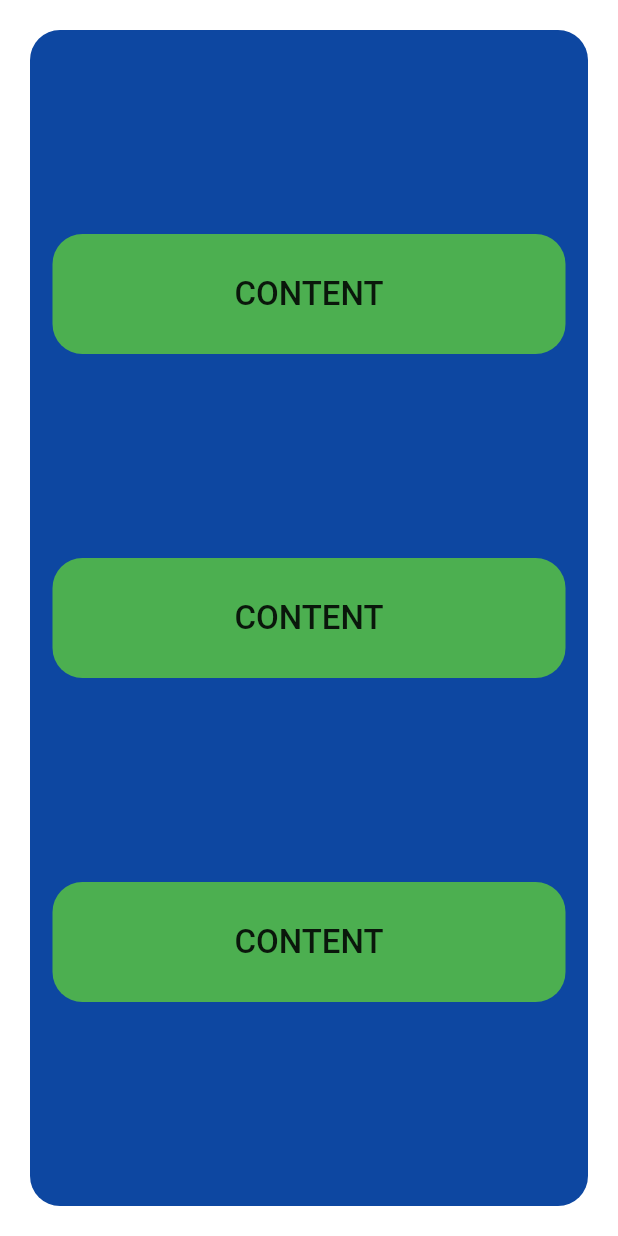
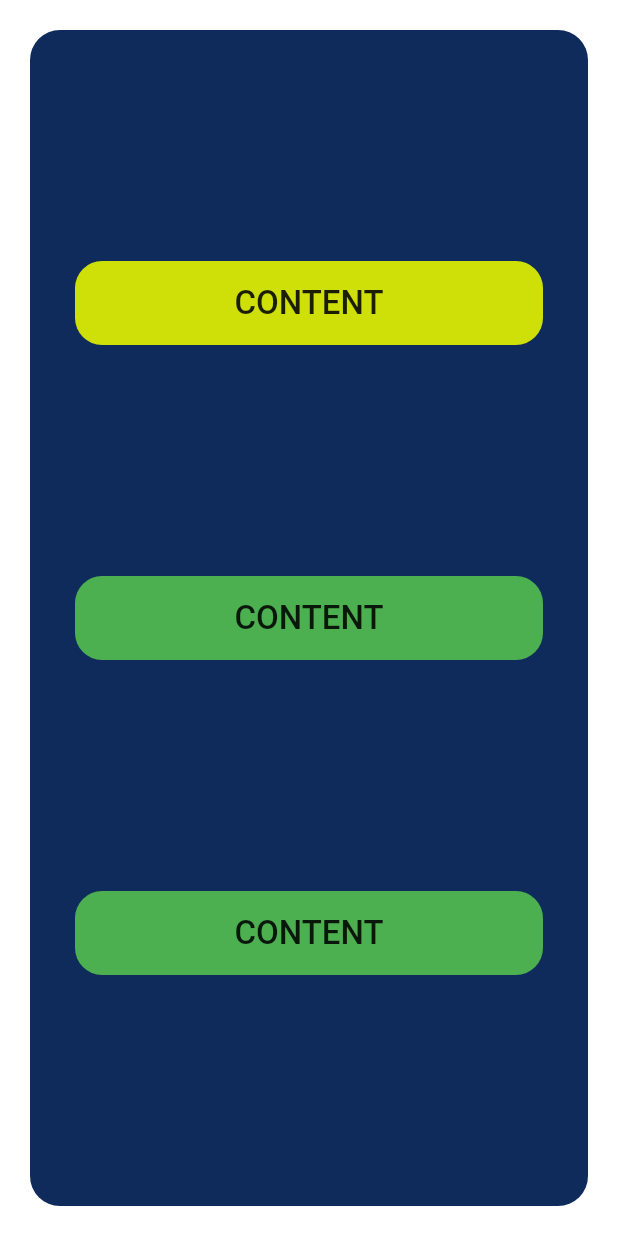
Before and after one commit to brunork26/TCC, a Flutter app: the screen it shows after launch, on a phone screen of 412 x 824 dp. Run offline on Flutter 3.47's test engine with Material 2 defaults, Android fonts, the phone set to English and light mode, and no system bars.

Commit message:
Menu inicial inicializado

```diff
--- /dev/null
+++ b/lib/componentes/botao_menu.dart
@@ -0,0 +1,41 @@
+import 'package:flutter/material.dart';
+import 'package:tcc/constantes.dart';
+
+class BotaoMenu extends StatelessWidget {
+  BotaoMenu({this.color, @required this.text, @required this.onPressed});
+
+  final String text;
+  final Color color;
+  final Function onPressed;
+
+  @override
+  Widget build(BuildContext context) {
+    return ButtonTheme(
+      child: FlatButton(
+        padding: EdgeInsets.all(15.0),
+        shape: RoundedRectangleBorder(
+          borderRadius: BorderRadius.circular(18.0),
+        ),
+        color: color,
+        child: Text(
+          text,
+          style: TextStyle(fontSize: 22.0),
+        ),
+        onPressed: onPressed,
+        highlightColor: kLaranja,
+      ),
+    );
+  }
+}
+
+/*
+Container(
+      height: 80.0,
+      margin: EdgeInsets.only(
+        left: 15.0,
+        right: 15.0,
+      ),
+      decoration: BoxDecoration(
+        borderRadius: BorderRadius.all(Radius.circular(20.0)),
+      ),
+ */
--- a/lib/components/layout_basico_menu.dart
+++ b/lib/componentes/layout_basico_menu.dart
@@ -1,5 +1,5 @@
 import 'package:flutter/material.dart';
-import 'package:tcc/components/botao_menu.dart';
+import 'package:tcc/componentes/botao_menu.dart';
 
 class LayoutBasicoMenu extends StatelessWidget {
   LayoutBasicoMenu({this.color, @required this.botoesMenu});
@@ -11,6 +11,7 @@ class LayoutBasicoMenu extends StatelessWidget {
   Widget build(BuildContext context) {
     return Container(
       margin: EdgeInsets.all(20.0),
+      padding: EdgeInsets.only(left: 30.0, right: 30.0),
       decoration: BoxDecoration(
         color: color,
         borderRadius: BorderRadius.all(Radius.circular(20.0)),
--- a/lib/components/botao_menu.dart
+++ /dev/null
@@ -1,31 +0,0 @@
-import 'package:flutter/material.dart';
-
-class BotaoMenu extends StatelessWidget {
-  BotaoMenu({this.color, @required this.text, @required this.onPressed});
-
-  final String text;
-  final Color color;
-  final Function onPressed;
-
-  @override
-  Widget build(BuildContext context) {
-    return Container(
-      height: 80.0,
-      margin: EdgeInsets.only(
-        left: 15.0,
-        right: 15.0,
-      ),
-      decoration: BoxDecoration(
-        color: color,
-        borderRadius: BorderRadius.all(Radius.circular(20.0)),
-      ),
-      child: FlatButton(
-        child: Text(
-          text,
-          style: TextStyle(fontSize: 22.0),
-        ),
-        onPressed: onPressed,
-      ),
-    );
-  }
-}
--- /dev/null
+++ b/lib/constantes.dart
@@ -0,0 +1,7 @@
+import 'package:flutter/material.dart';
+
+const kAzulEscuro = Color(0xFF0F2B5B);
+const kVerdeLimao = Color(0xFFCEE007);
+const kAzulClaro = Color(0xFF51B5E0);
+const kLaranja = Color(0xFFF77F00);
+const kVerdeMarcatexto = Color(0xFF00FF0A);
--- a/lib/telas/menu_principal.dart
+++ b/lib/telas/menu_principal.dart
@@ -1,6 +1,7 @@
 import 'package:flutter/material.dart';
-import 'package:tcc/components/botao_menu.dart';
-import 'package:tcc/components/layout_basico_menu.dart';
+import 'package:tcc/componentes/botao_menu.dart';
+import 'package:tcc/componentes/layout_basico_menu.dart';
+import 'package:tcc/constantes.dart';
 
 class MenuPrincipal extends StatefulWidget {
   MenuPrincipal();
@@ -15,11 +16,11 @@ class _MenuPrincipalState extends State<MenuPrincipal> {
       backgroundColor: Colors.white,
       body: SafeArea(
         child: LayoutBasicoMenu(
-          color: Colors.blue[900],
+          color: kAzulEscuro,
           botoesMenu: [
             BotaoMenu(
               text: 'CONTENT',
-              color: Colors.green,
+              color: kVerdeLimao,
               onPressed: () {
                 print('green');
               },
```
